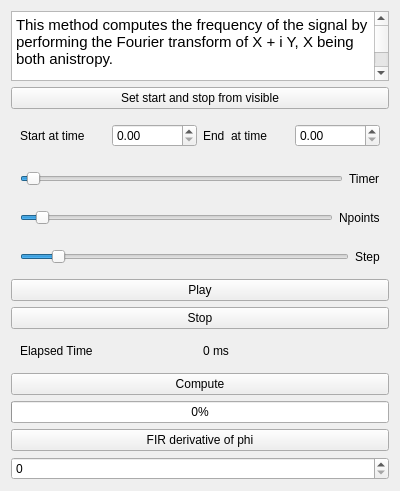
First picture: the form in Modules/FKtraj.ui, repository Mriv31/pyqtrod, before the edit.
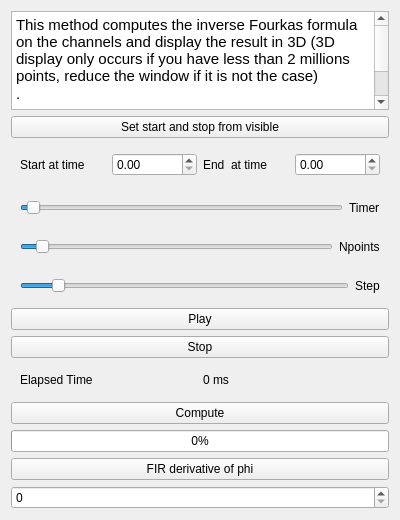
Second picture: the form after the edit. Custom widgets are drawn as their Qt base class.

Commit message: bug correction in FKtraj

The edit to the form file:
```diff
--- a/Modules/FKtraj.ui
+++ b/Modules/FKtraj.ui
@@ -7,7 +7,7 @@
     <x>0</x>
     <y>0</y>
     <width>400</width>
-    <height>331</height>
+    <height>520</height>
    </rect>
   </property>
   <property name="windowTitle">
@@ -21,18 +21,10 @@
 &lt;html&gt;&lt;head&gt;&lt;meta name=&quot;qrichtext&quot; content=&quot;1&quot; /&gt;&lt;meta charset=&quot;utf-8&quot; /&gt;&lt;style type=&quot;text/css&quot;&gt;
 p, li { white-space: pre-wrap; }
 &lt;/style&gt;&lt;/head&gt;&lt;body style=&quot; font-family:'Ubuntu'; font-size:11pt; font-weight:400; font-style:normal;&quot;&gt;
-&lt;p style=&quot; margin-top:0px; margin-bottom:0px; margin-left:0px; margin-right:0px; -qt-block-indent:0; text-indent:0px;&quot;&gt;This method computes the frequency of the signal by performing the Fourier transform of X + i Y, X being both anistropy. &lt;/p&gt;
+&lt;p style=&quot; margin-top:0px; margin-bottom:0px; margin-left:0px; margin-right:0px; -qt-block-indent:0; text-indent:0px;&quot;&gt;This method computes the inverse Fourkas formula on the channels and display the result in 3D (3D display only occurs if you have less than 2 millions points, reduce the window if it is not the case)&lt;/p&gt;
+&lt;p style=&quot; margin-top:0px; margin-bottom:0px; margin-left:0px; margin-right:0px; -qt-block-indent:0; text-indent:0px;&quot;&gt;.&lt;/p&gt;
 &lt;p style=&quot;-qt-paragraph-type:empty; margin-top:0px; margin-bottom:0px; margin-left:0px; margin-right:0px; -qt-block-indent:0; text-indent:0px;&quot;&gt;&lt;br /&gt;&lt;/p&gt;
-&lt;p style=&quot; margin-top:0px; margin-bottom:0px; margin-left:0px; margin-right:0px; -qt-block-indent:0; text-indent:0px;&quot;&gt;windowsize : size of the windows for which a max freq is computed&lt;/p&gt;
-&lt;p style=&quot;-qt-paragraph-type:empty; margin-top:0px; margin-bottom:0px; margin-left:0px; margin-right:0px; -qt-block-indent:0; text-indent:0px;&quot;&gt;&lt;br /&gt;&lt;/p&gt;
-&lt;p style=&quot; margin-top:0px; margin-bottom:0px; margin-left:0px; margin-right:0px; -qt-block-indent:0; text-indent:0px;&quot;&gt;nperseg : size of the window of the overlapping (shall be smaller thah windowsize)&lt;/p&gt;
-&lt;p style=&quot;-qt-paragraph-type:empty; margin-top:0px; margin-bottom:0px; margin-left:0px; margin-right:0px; -qt-block-indent:0; text-indent:0px;&quot;&gt;&lt;br /&gt;&lt;/p&gt;
-&lt;p style=&quot; margin-top:0px; margin-bottom:0px; margin-left:0px; margin-right:0px; -qt-block-indent:0; text-indent:0px;&quot;&gt;overlap : size of overlapping region for performing averaged fft &lt;/p&gt;
-&lt;p style=&quot;-qt-paragraph-type:empty; margin-top:0px; margin-bottom:0px; margin-left:0px; margin-right:0px; -qt-block-indent:0; text-indent:0px;&quot;&gt;&lt;br /&gt;&lt;/p&gt;
-&lt;p style=&quot; margin-top:0px; margin-bottom:0px; margin-left:0px; margin-right:0px; -qt-block-indent:0; text-indent:0px;&quot;&gt;nfft: if larger than nperseg the signal will be zero-padded until reacing nfft&lt;/p&gt;
-&lt;p style=&quot;-qt-paragraph-type:empty; margin-top:0px; margin-bottom:0px; margin-left:0px; margin-right:0px; -qt-block-indent:0; text-indent:0px;&quot;&gt;&lt;br /&gt;&lt;/p&gt;
-&lt;p style=&quot;-qt-paragraph-type:empty; margin-top:0px; margin-bottom:0px; margin-left:0px; margin-right:0px; -qt-block-indent:0; text-indent:0px;&quot;&gt;&lt;br /&gt;&lt;/p&gt;
-&lt;p style=&quot;-qt-paragraph-type:empty; margin-top:0px; margin-bottom:0px; margin-left:0px; margin-right:0px; -qt-block-indent:0; text-indent:0px;&quot;&gt;&lt;br /&gt;&lt;/p&gt;&lt;/body&gt;&lt;/html&gt;</string>
+&lt;p style=&quot; margin-top:0px; margin-bottom:0px; margin-left:0px; margin-right:0px; -qt-block-indent:0; text-indent:0px;&quot;&gt;FIR (Finite impulse response) derivative of phi will display the time averaged phi variable. &lt;/p&gt;&lt;/body&gt;&lt;/html&gt;</string>
      </property>
     </widget>
    </item>
```
The commit also changes 1 other file.
